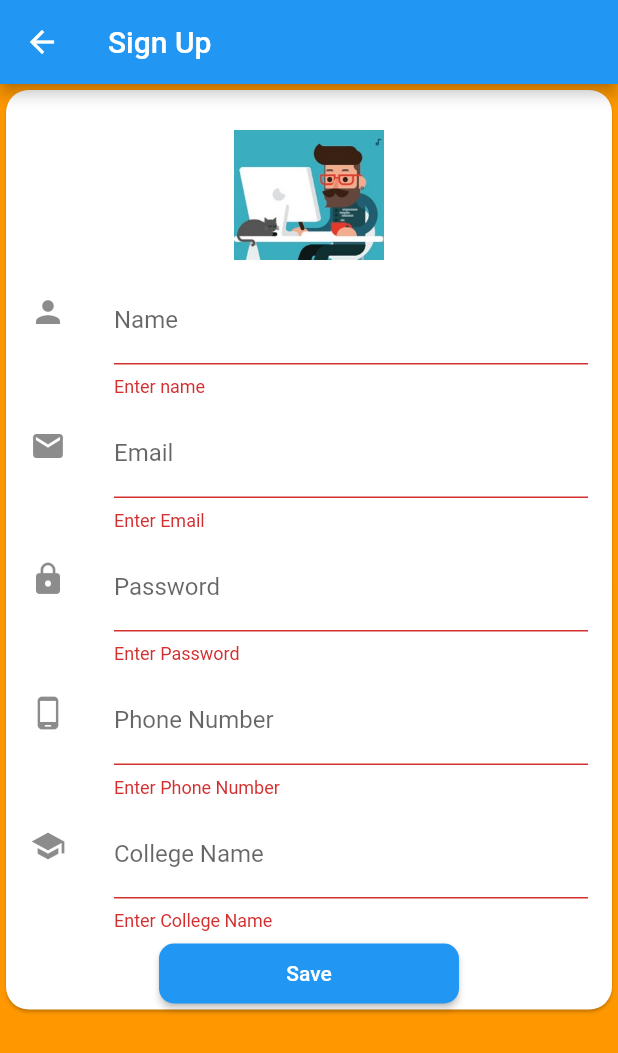
After one commit to rahulkhatri19/FlutterLearning, a Flutter app: the SignUpPage screen opened by its route, after a tap on "Save", on a phone screen of 412 x 824 dp. The commit adds this screen. Shown: the top 1053 px of the screen. Run offline on Flutter 3.47's test engine with Material 2 defaults, Android fonts, the phone set to English and light mode, and no system bars; our stand-ins replace audioplayers.

Commit message:
Signup page with passing data to home page

```diff
--- a/lib/main.dart
+++ b/lib/main.dart
@@ -3,6 +3,7 @@ import 'package:flutterlearning/background_changer/BgHomePage.dart';
 import 'package:flutterlearning/dice_roller/DiceHomePage.dart';
 import 'package:flutterlearning/navigation_drawer/DrawerPage.dart';
 import 'package:flutterlearning/scratchwin/ScratchWinPage.dart';
+import 'package:flutterlearning/signup/SignUpPage.dart';
 import 'package:flutterlearning/spanishaudio/SpanishAudioPage.dart';
 import 'package:flutterlearning/tictactoe/TictactoePage.dart';
 
@@ -25,6 +26,7 @@ class MyApp extends StatelessWidget {
         "/tictactoe" : (BuildContext context) => TictactoePage(),
         "/scratchwin" : (BuildContext context) => ScratchWinPage(),
         "/spanishaudio" : (BuildContext context) => SpanishAudio(),
+        "/signup" : (BuildContext context) => SignUpPage(),
       },
     );
   }
--- a/lib/navigation_drawer/DrawerPage.dart
+++ b/lib/navigation_drawer/DrawerPage.dart
@@ -47,6 +47,11 @@ class _DrawerPageState extends State<DrawerPage> {
                   trailing: Icon(Icons.audiotrack),
                   onTap: () => Navigator.of(context).pushNamed('/spanishaudio'),
                 ),
+                 ListTile(
+                  title: Text('SignUp Page'),
+                  trailing: Icon(Icons.person),
+                  onTap: () => Navigator.of(context).pushNamed('/signup'),
+                ),
                 ListTile(
                   title: Text('Close Dawer'),
                   trailing: Icon(Icons.clear),
--- /dev/null
+++ b/lib/signup/SignUpPage.dart
@@ -0,0 +1,150 @@
+import 'package:flutter/material.dart';
+import 'package:flutterlearning/signup/HomePage.dart';
+
+class SignUpPage extends StatefulWidget {
+  @override
+  _SignUpPageState createState() => _SignUpPageState();
+}
+
+class _SignUpPageState extends State<SignUpPage> {
+  GlobalKey<FormState> _key = new GlobalKey();
+  bool _autoValidate = false;
+  String name, email, mobile, collegename, password;
+  @override
+  Widget build(BuildContext context) {
+    return Scaffold(
+      appBar: AppBar(
+        title: Text('Sign Up'),
+      ),
+      backgroundColor: Colors.orange,
+      body: SingleChildScrollView(
+              child: Form(
+          key: _key,
+          child: Card(
+            shape: RoundedRectangleBorder(
+              borderRadius: BorderRadius.circular(15.0)
+            ),
+            child: Column(
+              children: <Widget>[
+                Padding(padding: EdgeInsets.all(10.0),
+                ),
+                Image(image: AssetImage("images/logo.jpg"),
+                width: 100.0,
+                height: 100.0),
+                ListTile(
+                  leading: Icon(Icons.person),
+                  title: TextFormField(
+                    validator: (input){
+                      if(input.isEmpty){
+                        return 'Enter name';
+                      }
+                    },
+                    decoration: InputDecoration(
+                      labelText: 'Name'
+                    ),
+                    onSaved: (input) => name = input,
+                  ),
+                  ),
+                  ListTile(
+                  leading: Icon(Icons.email),
+                  title: TextFormField(
+                    validator: (input){
+                      if(input.isEmpty){
+                        return 'Enter Email';
+                      }
+                    },
+                    decoration: InputDecoration(
+                      labelText: 'Email'
+                    ),
+                    onSaved: (input) => email = input,
+                  ),
+                  ),
+                  ListTile(
+                  leading: Icon(Icons.lock),
+                  title: TextFormField(
+                    validator: (input){
+                      if(input.isEmpty){
+                        return 'Enter Password';
+                      }
+                    },
+                    decoration: InputDecoration(
+                      labelText: 'Password'
+                    ),
+                    onSaved: (input) => password = input,
+                    obscureText: true,
+                  ),
+                  ),
+                  ListTile(
+                  leading: Icon(Icons.phone_android),
+                  title: TextFormField(
+                    validator: (input){
+                      if(input.isEmpty){
+                        return 'Enter Phone Number';
+                      }
+                    },
+                    decoration: InputDecoration(
+                      labelText: 'Phone Number'
+                    ),
+                    onSaved: (input) => mobile = input,
+                  ),
+                  ),
+                  ListTile(
+                  leading: Icon(Icons.school),
+                  title: TextFormField(
+                    validator: (input){
+                      if(input.isEmpty){
+                        return 'Enter College Name';
+                      }
+                    },
+                    decoration: InputDecoration(
+                      labelText: 'College Name'
+                    ),
+                    onSaved: (input) => collegename = input,
+                  ),
+                  ),
+                  ButtonTheme(
+                    height: 40.0,
+                    minWidth: 200.0,
+                    child: RaisedButton(
+                      onPressed: _sendToNextScreen,
+                      child: Text(
+                        'Save',
+                        style: TextStyle(
+                          color: Colors.white,
+                        ),
+                        ),
+                        shape: RoundedRectangleBorder(
+                          borderRadius: BorderRadius.circular(10.0)
+                        ),
+                      )
+                  )
+              ]
+            ),
+          )
+          ),
+      ),
+    );
+  }
+  _sendToNextScreen(){
+    if(_key.currentState.validate()){
+      //  save to global key
+      _key.currentState.save();
+      //  send to second screen
+      Navigator.push(context,
+      MaterialPageRoute(
+         builder: (context) => HomePage(
+           proName: name,
+           mobileNo: mobile,
+           emailAdd: email,
+           collegeName: collegename,
+           password: password
+         )
+         )
+      );
+    } else {
+      setState(() {
+        _autoValidate = true;
+      });
+    }
+  }
+}
```
Also changed, not shown: lib/signup/HomePage.dart (added, +61 -0 lines).
